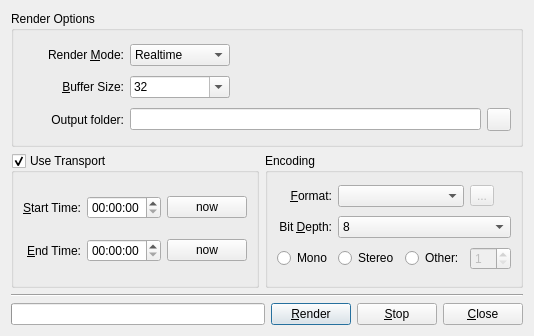
Qt form resources/ui/render.ui (falkTX/Cadence) before a commit.
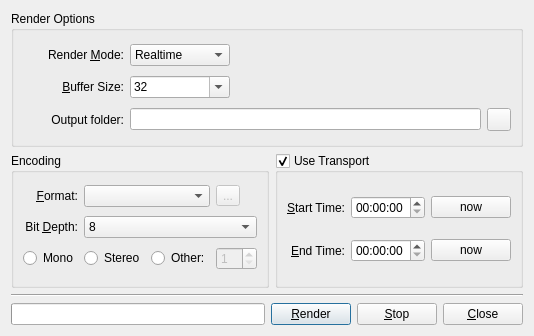
The same form after that commit. Icons and pictures are not drawn.

Commit message: Render: put encoding options on left, time stuff on the right

```diff
--- a/resources/ui/render.ui
+++ b/resources/ui/render.ui
@@ -233,72 +233,6 @@
     </widget>
    </item>
    <item row="1" column="0">
-    <widget class="QGroupBox" name="group_time">
-     <property name="title">
-      <string>Use Transport</string>
-     </property>
-     <property name="checkable">
-      <bool>true</bool>
-     </property>
-     <layout class="QGridLayout" name="gridLayout_4">
-      <item row="0" column="0">
-       <widget class="QLabel" name="label_4">
-        <property name="text">
-         <string>&amp;Start Time:</string>
-        </property>
-        <property name="alignment">
-         <set>Qt::AlignRight|Qt::AlignTrailing|Qt::AlignVCenter</set>
-        </property>
-        <property name="buddy">
-         <cstring>te_start</cstring>
-        </property>
-       </widget>
-      </item>
-      <item row="0" column="1">
-       <widget class="QTimeEdit" name="te_start">
-        <property name="displayFormat">
-         <string>hh:mm:ss</string>
-        </property>
-       </widget>
-      </item>
-      <item row="1" column="0">
-       <widget class="QLabel" name="label_5">
-        <property name="text">
-         <string>&amp;End Time:</string>
-        </property>
-        <property name="alignment">
-         <set>Qt::AlignRight|Qt::AlignTrailing|Qt::AlignVCenter</set>
-        </property>
-        <property name="buddy">
-         <cstring>te_end</cstring>
-        </property>
-       </widget>
-      </item>
-      <item row="1" column="1">
-       <widget class="QTimeEdit" name="te_end">
-        <property name="displayFormat">
-         <string>hh:mm:ss</string>
-        </property>
-       </widget>
-      </item>
-      <item row="0" column="2">
-       <widget class="QPushButton" name="b_now_start">
-        <property name="text">
-         <string>now</string>
-        </property>
-       </widget>
-      </item>
-      <item row="1" column="2">
-       <widget class="QPushButton" name="b_now_end">
-        <property name="text">
-         <string>now</string>
-        </property>
-       </widget>
-      </item>
-     </layout>
-    </widget>
-   </item>
-   <item row="1" column="1">
     <widget class="QGroupBox" name="group_encoding">
      <property name="title">
       <string>Encoding</string>
@@ -406,6 +340,72 @@
      </layout>
     </widget>
    </item>
+   <item row="1" column="1">
+    <widget class="QGroupBox" name="group_time">
+     <property name="title">
+      <string>Use Transport</string>
+     </property>
+     <property name="checkable">
+      <bool>true</bool>
+     </property>
+     <layout class="QGridLayout" name="gridLayout_4">
+      <item row="0" column="0">
+       <widget class="QLabel" name="label_4">
+        <property name="text">
+         <string>&amp;Start Time:</string>
+        </property>
+        <property name="alignment">
+         <set>Qt::AlignRight|Qt::AlignTrailing|Qt::AlignVCenter</set>
+        </property>
+        <property name="buddy">
+         <cstring>te_start</cstring>
+        </property>
+       </widget>
+      </item>
+      <item row="0" column="1">
+       <widget class="QTimeEdit" name="te_start">
+        <property name="displayFormat">
+         <string>hh:mm:ss</string>
+        </property>
+       </widget>
+      </item>
+      <item row="1" column="0">
+       <widget class="QLabel" name="label_5">
+        <property name="text">
+         <string>&amp;End Time:</string>
+        </property>
+        <property name="alignment">
+         <set>Qt::AlignRight|Qt::AlignTrailing|Qt::AlignVCenter</set>
+        </property>
+        <property name="buddy">
+         <cstring>te_end</cstring>
+        </property>
+       </widget>
+      </item>
+      <item row="1" column="1">
+       <widget class="QTimeEdit" name="te_end">
+        <property name="displayFormat">
+         <string>hh:mm:ss</string>
+        </property>
+       </widget>
+      </item>
+      <item row="0" column="2">
+       <widget class="QPushButton" name="b_now_start">
+        <property name="text">
+         <string>now</string>
+        </property>
+       </widget>
+      </item>
+      <item row="1" column="2">
+       <widget class="QPushButton" name="b_now_end">
+        <property name="text">
+         <string>now</string>
+        </property>
+       </widget>
+      </item>
+     </layout>
+    </widget>
+   </item>
   </layout>
  </widget>
  <resources>
```
